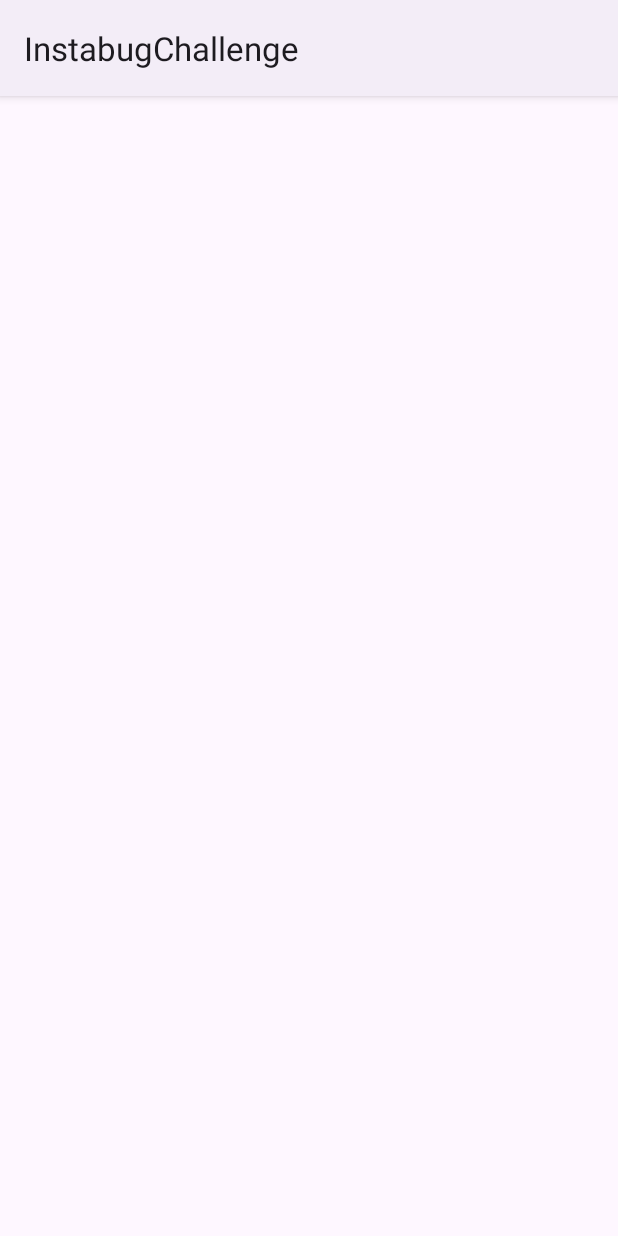
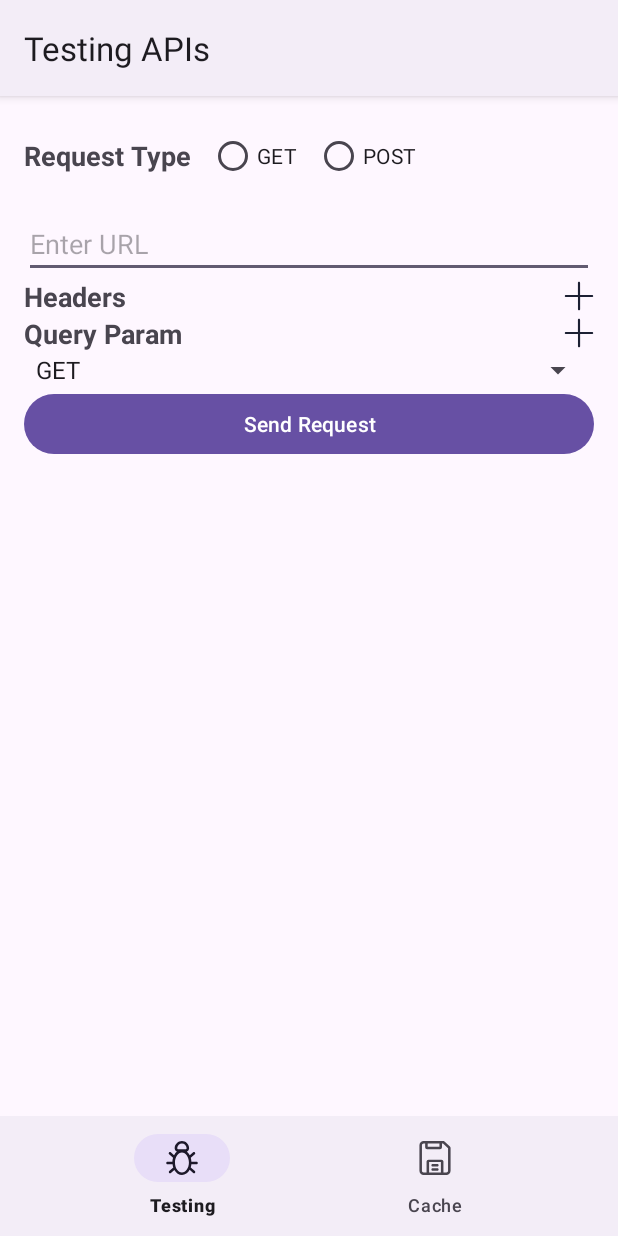
Before and after one commit to islamelhady/InstabugChallenge, an Android app: the screen it shows after launch (MainActivity), on a phone screen of 412 x 824 dp. Run offline under Robolectric (Android 15) with nearby library versions, the phone set to English and light mode, and no system bars; our stand-ins replace navigation-ui.

Commit message:
add bottom navigation and cache fragment

```diff
--- a/app/src/main/java/com/elhady/instabugchallenge/MainActivity.kt
+++ b/app/src/main/java/com/elhady/instabugchallenge/MainActivity.kt
@@ -7,24 +7,37 @@ import androidx.core.view.ViewCompat
 import androidx.core.view.WindowInsetsCompat
 import androidx.navigation.NavController
 import androidx.navigation.fragment.NavHostFragment
+import androidx.navigation.ui.AppBarConfiguration
 import androidx.navigation.ui.setupActionBarWithNavController
+import androidx.navigation.ui.setupWithNavController
 import com.elhady.instabugchallenge.databinding.ActivityMainBinding
 
 class MainActivity : AppCompatActivity() {
 
     lateinit var binding: ActivityMainBinding
-    lateinit var navController: NavController
+
+    private val navController: NavController by lazy {
+        val navHostFragment =
+            supportFragmentManager.findFragmentById(binding.navHostFragment.id) as NavHostFragment
+        navHostFragment.navController
+    }
+
     override fun onCreate(savedInstanceState: Bundle?) {
         super.onCreate(savedInstanceState)
         enableEdgeToEdge()
         binding = ActivityMainBinding.inflate(layoutInflater)
         setContentView(binding.root)
 
-        val navHostFragment = supportFragmentManager
-            .findFragmentById(R.id.nav_host_fragment) as NavHostFragment
-        navController = navHostFragment.navController
+        // Passing each menu ID as a set of Ids because each
+        // menu should be considered as top level destinations.
+        val appBarConfiguration = AppBarConfiguration(
+            setOf(
+                R.id.testingFragment, R.id.cacheFragment
+            )
+        )
+        setupActionBarWithNavController(navController, appBarConfiguration)
+        binding.bottomNavView.setupWithNavController(navController)
 
-        setupActionBarWithNavController(navController)
 
         ViewCompat.setOnApplyWindowInsetsListener(findViewById(R.id.main)) { v, insets ->
             val systemBars = insets.getInsets(WindowInsetsCompat.Type.systemBars())
--- a/app/src/main/java/com/elhady/instabugchallenge/TestingViewModel.kt
+++ /dev/null
@@ -1,7 +0,0 @@
-package com.elhady.instabugchallenge
-
-import androidx.lifecycle.ViewModel
-
-class TestingViewModel : ViewModel() {
-    // TODO: Implement the ViewModel
-}
--- /dev/null
+++ b/app/src/main/java/com/elhady/instabugchallenge/ui/cach/CachViewModel.kt
@@ -0,0 +1,7 @@
+package com.elhady.instabugchallenge.ui.cach
+
+import androidx.lifecycle.ViewModel
+
+class CachViewModel : ViewModel() {
+    // TODO: Implement the ViewModel
+}
--- /dev/null
+++ b/app/src/main/java/com/elhady/instabugchallenge/ui/cach/CacheFragment.kt
@@ -0,0 +1,24 @@
+package com.elhady.instabugchallenge.ui.cach
+
+import androidx.fragment.app.viewModels
+import android.os.Bundle
+import androidx.fragment.app.Fragment
+import android.view.LayoutInflater
+import android.view.View
+import android.view.ViewGroup
+import com.elhady.instabugchallenge.databinding.FragmentCacheBinding
+
+class CacheFragment : Fragment() {
+
+    private val viewModel: CachViewModel by viewModels()
+    private lateinit var binding: FragmentCacheBinding
+
+    override fun onCreateView(
+        inflater: LayoutInflater, container: ViewGroup?,
+        savedInstanceState: Bundle?
+    ): View {
+        binding = FragmentCacheBinding.inflate(inflater, container, false)
+        return binding.root
+
+    }
+}
--- /dev/null
+++ b/app/src/main/res/drawable/ic_cache.xml
@@ -0,0 +1,15 @@
+<vector xmlns:android="http://schemas.android.com/apk/res/android"
+    android:width="52dp"
+    android:height="52dp"
+    android:viewportWidth="64"
+    android:viewportHeight="64">
+  <path
+      android:pathData="M58.6,11.5l-9.7,-8.9l-0.2,-0.1c-0.7,-0.5 -1.5,-0.8 -2.2,-0.8H11.9c-4.2,0 -7.6,3.4 -7.6,7.6v45.2c0,4.2 3.4,7.6 7.6,7.6h40.2c4.2,0 7.6,-3.4 7.6,-7.6V14.1C59.7,13.2 59.4,12.3 58.6,11.5zM39.9,6.3v5.7H19V6.3H39.9zM21.5,57.8V39.3h21v18.4H21.5zM55.2,54.6c0,1.7 -1.4,3.1 -3.1,3.1H47V38.4c0,-1.9 -1.6,-3.5 -3.5,-3.5H20.5c-1.9,0 -3.5,1.6 -3.5,3.5v19.4h-5.1c-1.7,0 -3.1,-1.4 -3.1,-3.1V9.4c0,-1.7 1.4,-3.1 3.1,-3.1h2.6v6.7c0,1.9 1.6,3.5 3.5,3.5h22.9c1.9,0 3.5,-1.6 3.5,-3.5V6.3h1.8l9,8.3V54.6z"
+      android:fillColor="#1C2033"/>
+  <path
+      android:pathData="M36.1,42.5h-8.2c-1.2,0 -2.3,1 -2.3,2.3s1,2.3 2.3,2.3h8.2c1.2,0 2.3,-1 2.3,-2.3S37.3,42.5 36.1,42.5z"
+      android:fillColor="#1C2033"/>
+  <path
+      android:pathData="M36.1,50.1h-8.2c-1.2,0 -2.3,1 -2.3,2.3s1,2.3 2.3,2.3h8.2c1.2,0 2.3,-1 2.3,-2.3S37.3,50.1 36.1,50.1z"
+      android:fillColor="#1C2033"/>
+</vector>
--- /dev/null
+++ b/app/src/main/res/drawable/ic_test.xml
@@ -0,0 +1,9 @@
+<vector xmlns:android="http://schemas.android.com/apk/res/android"
+    android:width="52dp"
+    android:height="52dp"
+    android:viewportWidth="64"
+    android:viewportHeight="64">
+  <path
+      android:pathData="M57.7,38.5h-9c-0.1,-2.4 -0.5,-4.7 -1.1,-6.9l7.2,-6.3c0.9,-0.8 1,-2.2 0.2,-3.2c-0.8,-0.9 -2.2,-1 -3.2,-0.2l-6,5.3c-1.4,-2.7 -3.2,-4.9 -5.3,-6.6c0.9,-0.4 1.7,-0.9 2.4,-1.7c1.3,-1.4 1.9,-3.3 1.7,-5.2C44,6.9 38.6,1.8 31.9,1.8c-6.6,0 -12.2,5.1 -12.9,11.9c-0.2,1.9 0.4,3.8 1.7,5.2c0.7,0.8 1.5,1.3 2.4,1.7c-2.1,1.6 -3.8,3.8 -5.2,6.4l-5.8,-5.1c-0.9,-0.8 -2.4,-0.7 -3.2,0.2c-0.8,0.9 -0.7,2.4 0.2,3.2l7,6.1c-0.7,2.2 -1.1,4.6 -1.2,7.1H6.3c-1.2,0 -2.3,1 -2.3,2.3S5,43 6.3,43h8.9c0.2,2.1 0.7,4 1.3,5.9l-7.2,6.4c-0.9,0.8 -1,2.2 -0.2,3.2c0.4,0.5 1.1,0.8 1.7,0.8c0.5,0 1.1,-0.2 1.5,-0.6l6.1,-5.4c3.1,5.5 8,9 13.6,9c5.6,0 10.6,-3.6 13.6,-9.2l6.3,5.6c0.4,0.4 1,0.6 1.5,0.6c0.6,0 1.2,-0.3 1.7,-0.8c0.8,-0.9 0.7,-2.4 -0.2,-3.2l-7.4,-6.5c0.6,-1.8 1,-3.7 1.2,-5.7h9.1c1.2,0 2.3,-1 2.3,-2.3S59,38.5 57.7,38.5zM23.5,14.1c0.5,-4.5 4.1,-7.9 8.4,-7.9c4.3,0 7.8,3.4 8.3,7.9c0.1,0.7 -0.1,1.3 -0.5,1.7c-0.5,0.5 -1.1,0.8 -1.6,0.8H25.7c-0.6,0 -1.2,-0.3 -1.6,-0.7C23.7,15.4 23.5,14.8 23.5,14.1zM31.9,57.8c-6.8,0 -12.4,-8 -12.4,-17.9c0,-9.9 5.6,-17.9 12.4,-17.9s12.4,8 12.4,17.9C44.3,49.7 38.7,57.8 31.9,57.8z"
+      android:fillColor="#1C2033"/>
+</vector>
--- a/app/src/main/res/layout/activity_main.xml
+++ b/app/src/main/res/layout/activity_main.xml
@@ -10,7 +10,7 @@
     <androidx.fragment.app.FragmentContainerView
         android:id="@+id/nav_host_fragment"
         android:layout_width="match_parent"
-        android:layout_height="match_parent"
+        android:layout_height="0dp"
         app:layout_constraintBottom_toBottomOf="parent"
         app:layout_constraintEnd_toEndOf="parent"
         app:layout_constraintStart_toStartOf="parent"
@@ -19,4 +19,15 @@
         app:navGraph="@navigation/nav_graph"
         app:defaultNavHost="true" />
 
+    <com.google.android.material.bottomnavigation.BottomNavigationView
+        android:id="@+id/bottom_nav_view"
+        android:layout_width="0dp"
+        android:layout_height="wrap_content"
+        android:layout_marginStart="0dp"
+        android:layout_marginEnd="0dp"
+        app:layout_constraintBottom_toBottomOf="parent"
+        app:layout_constraintLeft_toLeftOf="parent"
+        app:layout_constraintRight_toRightOf="parent"
+        app:menu="@menu/bottom_nav_menu" />
+
 </androidx.constraintlayout.widget.ConstraintLayout>
--- /dev/null
+++ b/app/src/main/res/layout/fragment_cache.xml
@@ -0,0 +1,13 @@
+<?xml version="1.0" encoding="utf-8"?>
+<FrameLayout xmlns:android="http://schemas.android.com/apk/res/android"
+    xmlns:tools="http://schemas.android.com/tools"
+    android:layout_width="match_parent"
+    android:layout_height="match_parent"
+    tools:context=".ui.cach.CacheFragment">
+
+    <TextView
+        android:layout_width="match_parent"
+        android:layout_height="match_parent"
+        android:text="Hello" />
+
+</FrameLayout>
--- /dev/null
+++ b/app/src/main/res/menu/bottom_nav_menu.xml
@@ -0,0 +1,12 @@
+<?xml version="1.0" encoding="utf-8"?>
+<menu xmlns:android="http://schemas.android.com/apk/res/android">
+
+    <item
+        android:id="@+id/testingFragment"
+        android:icon="@drawable/ic_test"
+        android:title="@string/Test" />
+    <item
+        android:id="@+id/cacheFragment"
+        android:icon="@drawable/ic_cache"
+        android:title="@string/cache" />
+</menu>
--- a/app/src/main/res/navigation/nav_graph.xml
+++ b/app/src/main/res/navigation/nav_graph.xml
@@ -7,7 +7,12 @@
 
     <fragment
         android:id="@+id/testingFragment"
-        android:name="com.elhady.instabugchallenge.TestingFragment"
+        android:name="com.elhady.instabugchallenge.ui.TestingFragment"
         android:label="Testing APIs"
         tools:layout="@layout/fragment_testing" />
+    <fragment
+        android:id="@+id/cacheFragment"
+        android:name="com.elhady.instabugchallenge.ui.cach.CacheFragment"
+        android:label="Caching"
+        tools:layout="@layout/fragment_cache" />
 </navigation>
--- a/app/src/main/res/values/strings.xml
+++ b/app/src/main/res/values/strings.xml
@@ -3,6 +3,8 @@
     <string name="headers">Headers</string>
     <string name="query">Query Param</string>
     <string name="request_body_hint">{\n  \"name\": \"Islam Elhady\",\n  \"email\": \"islam.elhadyy@gmail.com\"\n}</string>
+    <string name="cache">Cache</string>
+    <string name="Test">Testing</string>
 
     <string-array name="request_types">
         <item>GET</item>
```
